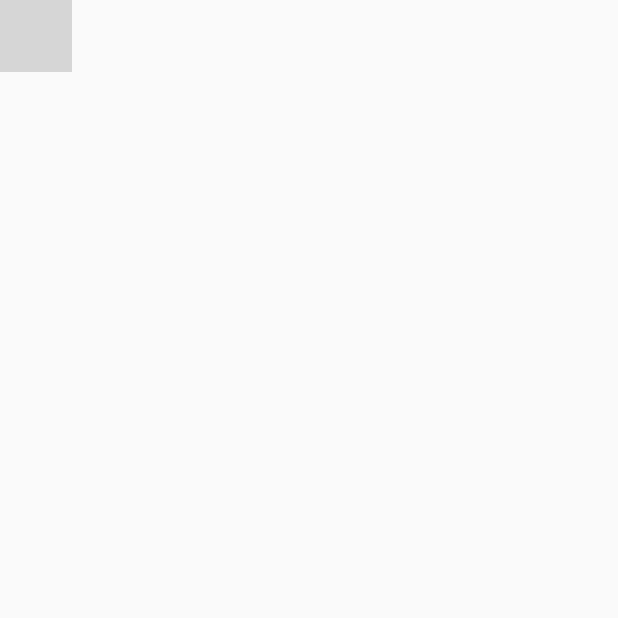
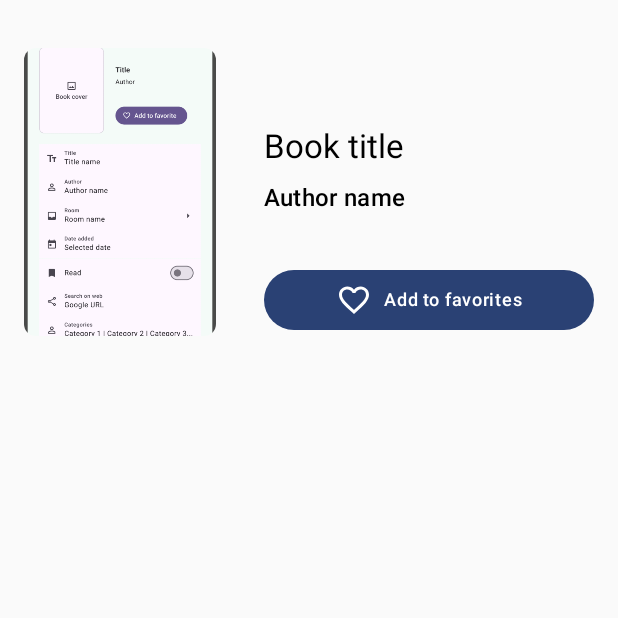
Before and after one commit to skrobeka/bachelor, an Android app built with Jetpack Compose: the BookDetailsScreen screen opened through its navigation route, on a phone screen of 412 x 824 dp, the top half of it. Run offline under Robolectric (Android 15) with nearby library versions, the phone set to English and light mode, and no system bars; 1 statement that could not run was skipped; grey boxes are pictures that could not be loaded.

Commit message:
Book cover and top part of details

```diff
--- a/app/src/main/java/com/example/bachelorv1/ui/book_details/BookDetailsScreen.kt
+++ b/app/src/main/java/com/example/bachelorv1/ui/book_details/BookDetailsScreen.kt
@@ -1,13 +1,95 @@
 package com.example.bachelorv1.ui.book_details
 
+import androidx.compose.foundation.Image
+import androidx.compose.foundation.layout.Arrangement
+import androidx.compose.foundation.layout.Column
+import androidx.compose.foundation.layout.Row
+import androidx.compose.foundation.layout.Spacer
+import androidx.compose.foundation.layout.fillMaxSize
+import androidx.compose.foundation.layout.fillMaxWidth
+import androidx.compose.foundation.layout.height
+import androidx.compose.foundation.layout.padding
+import androidx.compose.foundation.layout.size
+import androidx.compose.foundation.layout.width
+import androidx.compose.material.icons.Icons
+import androidx.compose.material.icons.filled.FavoriteBorder
+import androidx.compose.material3.Button
+import androidx.compose.material3.Icon
+import androidx.compose.material3.MaterialTheme
+import androidx.compose.material3.Text
 import androidx.compose.runtime.Composable
-import androidx.navigation.NavController
-import com.example.bachelorv1.data.Book
+import androidx.compose.ui.Alignment
+import androidx.compose.ui.Modifier
+import androidx.compose.ui.draw.clip
+import androidx.compose.ui.layout.ContentScale
+import androidx.compose.ui.res.painterResource
+import androidx.compose.ui.tooling.preview.Preview
+import androidx.compose.ui.unit.dp
+import com.example.bachelorv1.R
+import com.example.bachelorv1.ui.theme.BachelorV1Theme
 
 @Composable
 fun BookDetailsScreen(
-    navController: NavController, book: Book
+    //navController: NavController,
+    //book: Book?
 ) {
+    Column(
+        modifier = Modifier
+            .fillMaxSize()
+            .padding(horizontal = 16.dp, vertical = 32.dp)
+    ) {
+        /*Top part of the app */
+        Row(
+            modifier = Modifier
+                .fillMaxWidth(),
+            verticalAlignment = Alignment.CenterVertically
+        ) {
+            Image(
+                modifier = Modifier
+                    .size(width = 128.dp, height = 192.dp)
+                    .clip(MaterialTheme.shapes.small),
+                contentScale = ContentScale.FillWidth,
+                painter = painterResource(R.drawable.book_details_screen),
+                contentDescription = null
+            )
+            Spacer(modifier = Modifier.width(32.dp))
+
+            Column(
+                modifier = Modifier
+                    .height(192.dp)
+                    .fillMaxWidth(),
+                verticalArrangement = Arrangement.Bottom
+            ) {
+                Column {
+                    Text(text = "Book title", style = MaterialTheme.typography.titleLarge)
+                    Spacer(modifier = Modifier.height(8.dp))
+                    Text(text = "Author name", style = MaterialTheme.typography.titleMedium)
+                }
+                Spacer(modifier = Modifier.height(32.dp))
+                Button(
+                    modifier = Modifier
+                        .fillMaxWidth(),
+                    onClick = {/*Add to favorites*/},
+                ) {
+                    Icon(Icons.Default.FavoriteBorder, contentDescription = "Add to favorites")
+                    Spacer(modifier = Modifier.width(8.dp))
+                    Text(text = "Add to favorites", style = MaterialTheme.typography.labelMedium)
+                }
+            }
+        }
+
+        /*Middle part of the app */
 
 
+    }
 }
+
+
+
+@Preview(showBackground = true)
+@Composable
+fun DefaultPreview() {
+    BachelorV1Theme {
+        BookDetailsScreen()
+    }
+}
```
Also changed, not shown: app/src/main/res/drawable/book_details_screen.png (added), 6 other files.
